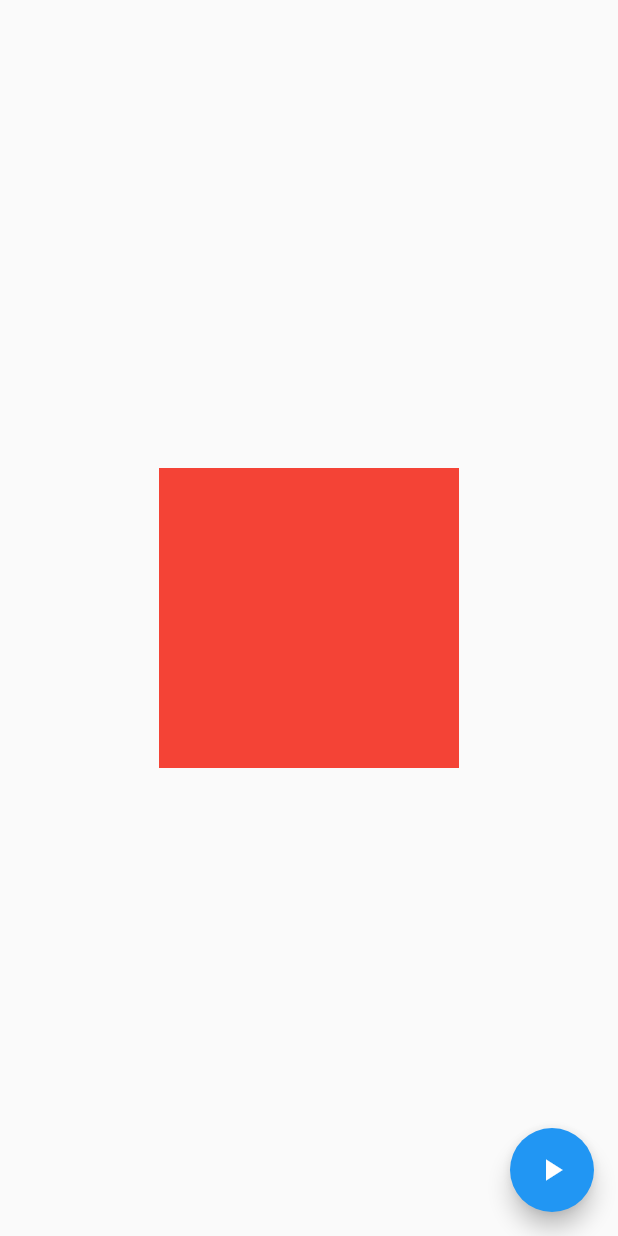
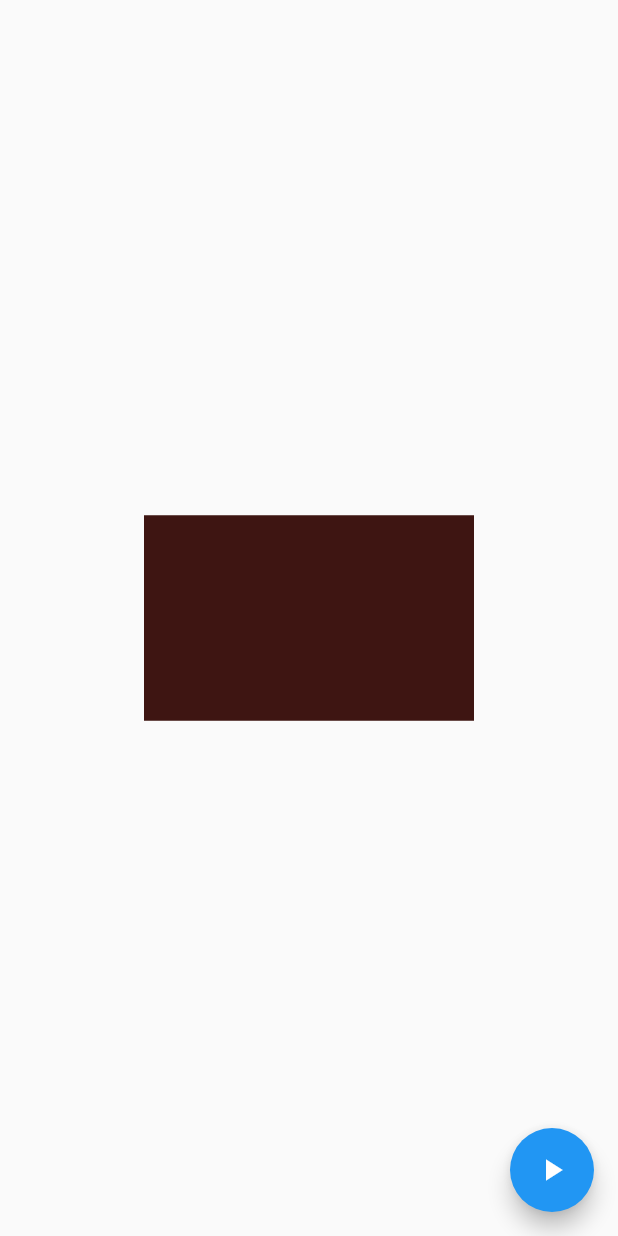
Before and after one commit to Tosin8/code_with_andrea, a Flutter app: the screen it shows after launch, after a tap on the "play arrow" icon, on a phone screen of 412 x 824 dp. Run offline on Flutter 3.47's test engine with Material 2 defaults, Android fonts, the phone set to English and light mode, and no system bars.

Commit message:
Update animation.dart

```diff
--- a/lib/flutter_animation/animation.dart
+++ b/lib/flutter_animation/animation.dart
@@ -1,3 +1,5 @@
+import 'dart:math';
+
 import 'package:flutter/material.dart';
 
 // implicit animation
@@ -7,23 +9,39 @@ class animate8 extends StatefulWidget {
 }
 
 class _animate8State extends State<animate8> {
-  late final double _width, _height;
-  late final Color _color;
+  double _width = 200;
+  double _height = 150;
+  Color _color = Colors.red;
   @override
   Widget build(BuildContext context) {
     return Scaffold(
       body: Center(
         child: AnimatedContainer(
-          width: 200,
-          height: 200,
-          color: Colors.red,
+          width: _width,
+          height: _height,
+          color: _color,
           duration: const Duration(milliseconds: 500),
+          curve: Curves.easeInOutCubic,
         ),
       ),
       floatingActionButton: FloatingActionButton(
+        onPressed: _update,
         child: const Icon(Icons.play_arrow),
-        onPressed: () {},
       ),
     );
   }
+
+  final random = Random();
+  void _update() {
+    setState(() {
+      _width = random.nextInt(300).toDouble();
+      _height = random.nextInt(300).toDouble();
+      _color = Color.fromRGBO(
+        random.nextInt(128),
+        random.nextInt(128),
+        random.nextInt(128),
+        1,
+      );
+    });
+  }
 }
```
